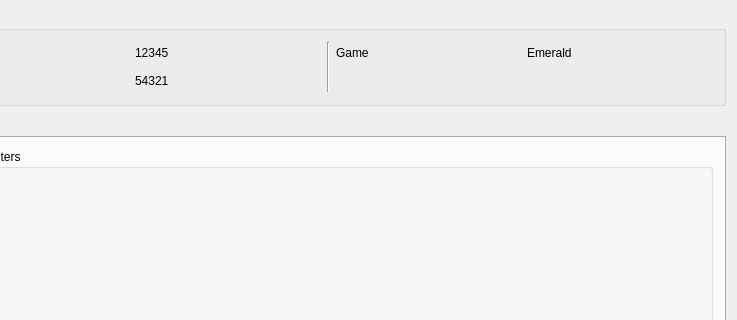
Admiral-Fish/PokeFinder, file Source/Form/Gen3/Static3.ui: the form before one commit; both pictures show x 463 to 1200 and y 0 to 320 of the 1200 by 700 pixel window.
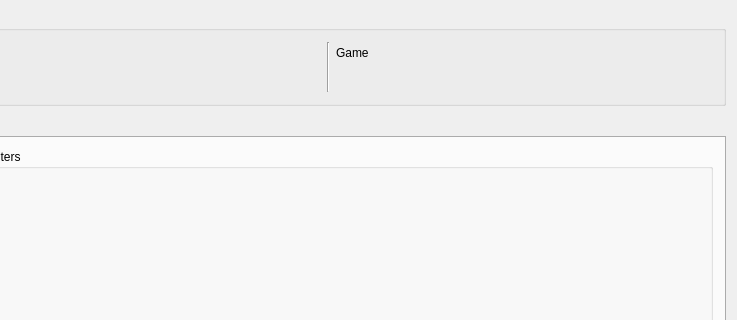
The form after the commit. Icons and pictures are not drawn. Custom widgets are drawn as their Qt base class.

```diff
--- a/Source/Form/Gen3/Static3.ui
+++ b/Source/Form/Gen3/Static3.ui
@@ -39,11 +39,7 @@
        </widget>
       </item>
       <item row="0" column="6">
-       <widget class="QLabel" name="labelProfileGameValue">
-        <property name="text">
-         <string>Emerald</string>
-        </property>
-       </widget>
+       <widget class="QLabel" name="labelProfileGameValue"/>
       </item>
       <item row="0" column="2">
        <widget class="QLabel" name="labelProfileTID">
@@ -53,18 +49,10 @@
        </widget>
       </item>
       <item row="0" column="3">
-       <widget class="QLabel" name="labelProfileTIDValue">
-        <property name="text">
-         <string notr="true">12345</string>
-        </property>
-       </widget>
+       <widget class="QLabel" name="labelProfileTIDValue"/>
       </item>
       <item row="1" column="3">
-       <widget class="QLabel" name="labelProfileSIDValue">
-        <property name="text">
-         <string notr="true">54321</string>
-        </property>
-       </widget>
+       <widget class="QLabel" name="labelProfileSIDValue"/>
       </item>
       <item row="1" column="1">
        <widget class="QPushButton" name="pushButtonProfileManager">
```
Left out of the diff: 6 changed lines with no effect on the pictures.
